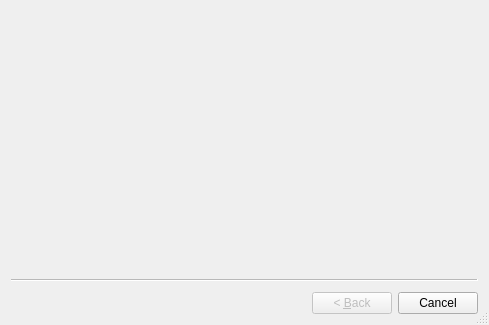
This is gui_design/encuestadialog.ui in cabumtz/censocathdesktop as Qt 5 draws it before an edit. The edited form follows.
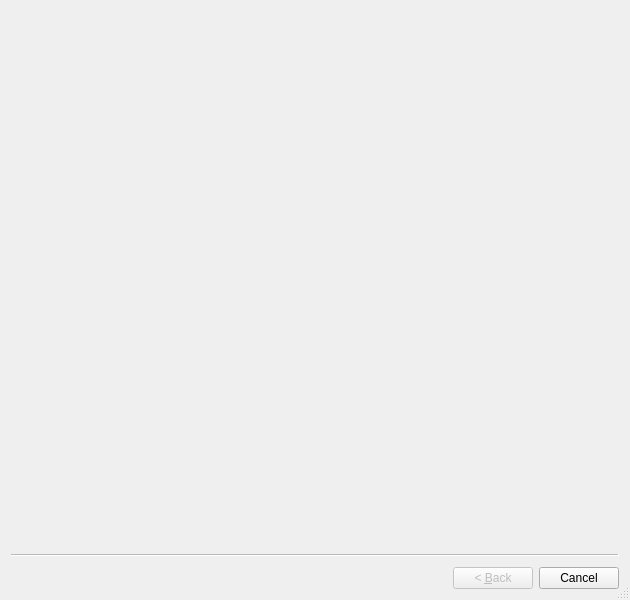
This is the edited form.

Commit message: Update: minor changes of layout and gui for encuesta dialog

What changed in the file:
```diff
--- a/gui_design/encuestadialog.ui
+++ b/gui_design/encuestadialog.ui
@@ -6,8 +6,8 @@
    <rect>
     <x>0</x>
     <y>0</y>
-    <width>489</width>
-    <height>325</height>
+    <width>630</width>
+    <height>600</height>
    </rect>
   </property>
   <property name="windowTitle">
```
The commit also changes 6 other files.
